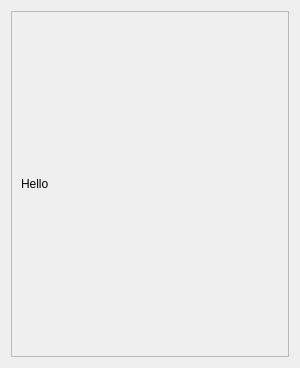
Qt form Watermark/UI/watermark_ui.ui (n00bcybot/easywatermark) before a commit.
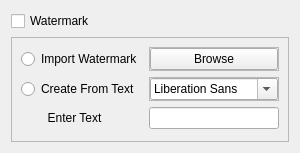
The same form after that commit.

Commit message: - implemented rough watermark placement - implemented resize and rotate - reset needed - limit the watermark to the bounds of the image/label needed - need to implement the final image export

Diff of the .ui file:
```diff
--- a/Watermark/UI/watermark_ui.ui
+++ b/Watermark/UI/watermark_ui.ui
@@ -7,7 +7,7 @@
     <x>0</x>
     <y>0</y>
     <width>300</width>
-    <height>368</height>
+    <height>153</height>
    </rect>
   </property>
   <property name="minimumSize">
@@ -19,23 +19,118 @@
   <property name="windowTitle">
    <string>WatermarkWidget</string>
   </property>
-  <layout class="QVBoxLayout" name="verticalLayout">
-   <item>
-    <widget class="QFrame" name="frame">
+  <layout class="QGridLayout" name="gridLayout_2">
+   <item row="0" column="0">
+    <widget class="QCheckBox" name="chb_watermark">
+     <property name="text">
+      <string>Watermark</string>
+     </property>
+    </widget>
+   </item>
+   <item row="0" column="1">
+    <spacer name="horizontalSpacer">
+     <property name="orientation">
+      <enum>Qt::Orientation::Horizontal</enum>
+     </property>
+     <property name="sizeHint" stdset="0">
+      <size>
+       <width>189</width>
+       <height>20</height>
+      </size>
+     </property>
+    </spacer>
+   </item>
+   <item row="1" column="0" colspan="2">
+    <widget class="QFrame" name="fr_container">
      <property name="frameShape">
       <enum>QFrame::Shape::StyledPanel</enum>
      </property>
      <property name="frameShadow">
       <enum>QFrame::Shadow::Raised</enum>
      </property>
-     <layout class="QVBoxLayout" name="verticalLayout_2">
-      <item>
-       <widget class="QLabel" name="label">
+     <layout class="QGridLayout" name="gridLayout">
+      <item row="0" column="2">
+       <widget class="QFrame" name="fr_browse">
+        <property name="frameShape">
+         <enum>QFrame::Shape::StyledPanel</enum>
+        </property>
+        <property name="frameShadow">
+         <enum>QFrame::Shadow::Raised</enum>
+        </property>
+        <layout class="QHBoxLayout" name="horizontalLayout_2">
+         <property name="leftMargin">
+          <number>0</number>
+         </property>
+         <property name="topMargin">
+          <number>0</number>
+         </property>
+         <property name="rightMargin">
+          <number>0</number>
+         </property>
+         <property name="bottomMargin">
+          <number>0</number>
+         </property>
+         <item>
+          <widget class="QPushButton" name="bt_browse">
+           <property name="text">
+            <string>Browse</string>
+           </property>
+          </widget>
+         </item>
+        </layout>
+       </widget>
+      </item>
+      <item row="1" column="0">
+       <widget class="QRadioButton" name="rb_text">
         <property name="text">
-         <string>Hello</string>
+         <string>Create From Text</string>
         </property>
        </widget>
       </item>
+      <item row="1" column="2">
+       <widget class="QFrame" name="fr_combo">
+        <property name="frameShape">
+         <enum>QFrame::Shape::StyledPanel</enum>
+        </property>
+        <property name="frameShadow">
+         <enum>QFrame::Shadow::Raised</enum>
+        </property>
+        <layout class="QHBoxLayout" name="horizontalLayout">
+         <property name="leftMargin">
+          <number>0</number>
+         </property>
+         <property name="topMargin">
+          <number>0</number>
+         </property>
+         <property name="rightMargin">
+          <number>0</number>
+         </property>
+         <property name="bottomMargin">
+          <number>0</number>
+         </property>
+         <item>
+          <widget class="QFontComboBox" name="comb_text"/>
+         </item>
+        </layout>
+       </widget>
+      </item>
+      <item row="0" column="0">
+       <widget class="QRadioButton" name="rb_import">
+        <property name="text">
+         <string>Import Watermark</string>
+        </property>
+       </widget>
+      </item>
+      <item row="2" column="0">
+       <widget class="QLabel" name="lb_enter_text">
+        <property name="text">
+         <string>        Enter Text</string>
+        </property>
+       </widget>
+      </item>
+      <item row="2" column="2">
+       <widget class="QLineEdit" name="le_text"/>
+      </item>
      </layout>
     </widget>
    </item>
```
Left out of the diff: 83 changed lines with no effect on the pictures. The commit also changes 8 other files.
